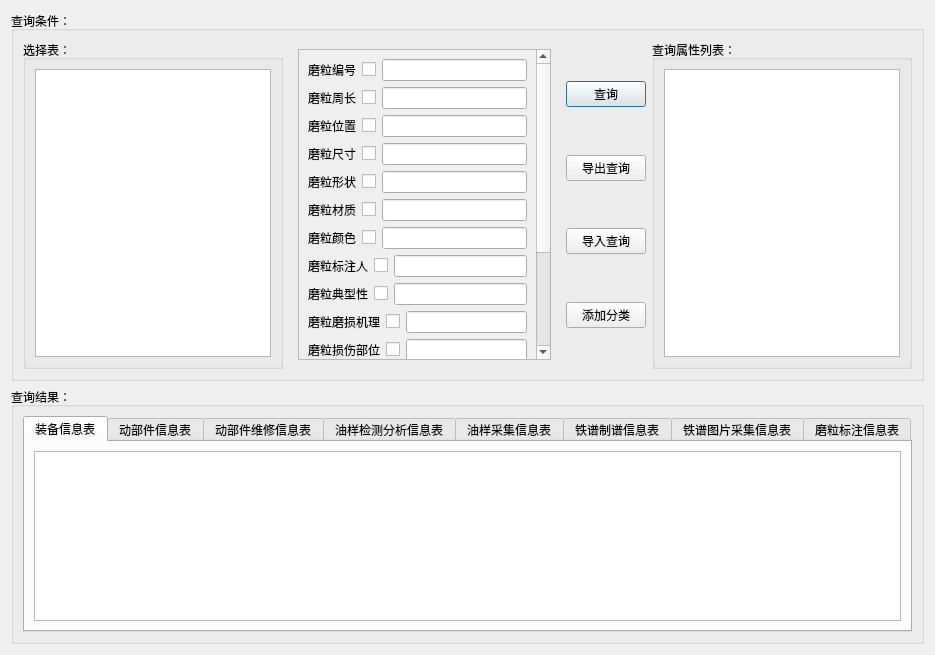
Qt form advancesearchdlg.ui (WooodHead/labelling3) before a commit.
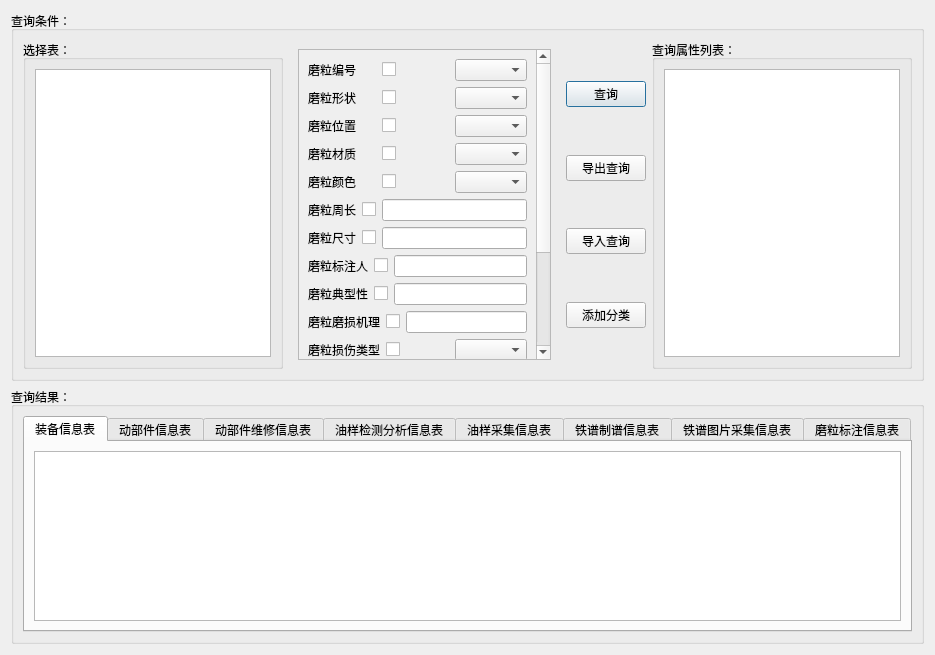
The same form after that commit. The open tabs and pages were chosen to show the change.

Patch:
```diff
--- a/advancesearchdlg.ui
+++ b/advancesearchdlg.ui
@@ -1912,8 +1912,8 @@
              <property name="geometry">
               <rect>
                <x>0</x>
-               <y>0</y>
-               <width>180</width>
+               <y>-144</y>
+               <width>259</width>
                <height>460</height>
               </rect>
              </property>
@@ -1935,70 +1935,7 @@
                  </widget>
                 </item>
                 <item>
-                 <widget class="QLineEdit" name="lineEdit_81"/>
-                </item>
-               </layout>
-              </item>
-              <item>
-               <layout class="QHBoxLayout" name="horizontalLayout_61">
-                <item>
-                 <widget class="QLabel" name="label_91">
-                  <property name="text">
-                   <string>磨粒周长</string>
-                  </property>
-                 </widget>
-                </item>
-                <item>
-                 <widget class="QCheckBox" name="checkBox_90">
-                  <property name="text">
-                   <string/>
-                  </property>
-                 </widget>
-                </item>
-                <item>
-                 <widget class="QLineEdit" name="lineEdit_90"/>
-                </item>
-               </layout>
-              </item>
-              <item>
-               <layout class="QHBoxLayout" name="horizontalLayout_59">
-                <item>
-                 <widget class="QLabel" name="label_89">
-                  <property name="text">
-                   <string>磨粒位置</string>
-                  </property>
-                 </widget>
-                </item>
-                <item>
-                 <widget class="QCheckBox" name="checkBox_88">
-                  <property name="text">
-                   <string/>
-                  </property>
-                 </widget>
-                </item>
-                <item>
-                 <widget class="QLineEdit" name="lineEdit_88"/>
-                </item>
-               </layout>
-              </item>
-              <item>
-               <layout class="QHBoxLayout" name="horizontalLayout_60">
-                <item>
-                 <widget class="QLabel" name="label_90">
-                  <property name="text">
-                   <string>磨粒尺寸</string>
-                  </property>
-                 </widget>
-                </item>
-                <item>
-                 <widget class="QCheckBox" name="checkBox_89">
-                  <property name="text">
-                   <string/>
-                  </property>
-                 </widget>
-                </item>
-                <item>
-                 <widget class="QLineEdit" name="lineEdit_89"/>
+                 <widget class="QComboBox" name="abm_abrasiveidCbBox"/>
                 </item>
                </layout>
               </item>
@@ -2019,7 +1956,28 @@
                  </widget>
                 </item>
                 <item>
-                 <widget class="QLineEdit" name="lineEdit_91"/>
+                 <widget class="QComboBox" name="abm_abrasiveshapeCbBox"/>
+                </item>
+               </layout>
+              </item>
+              <item>
+               <layout class="QHBoxLayout" name="horizontalLayout_59">
+                <item>
+                 <widget class="QLabel" name="label_89">
+                  <property name="text">
+                   <string>磨粒位置</string>
+                  </property>
+                 </widget>
+                </item>
+                <item>
+                 <widget class="QCheckBox" name="abm_abrasivepositionChkBox">
+                  <property name="text">
+                   <string/>
+                  </property>
+                 </widget>
+                </item>
+                <item>
+                 <widget class="QComboBox" name="abm_abrasivepositionCbBox"/>
                 </item>
                </layout>
               </item>
@@ -2040,7 +1998,7 @@
                  </widget>
                 </item>
                 <item>
-                 <widget class="QLineEdit" name="lineEdit_87"/>
+                 <widget class="QComboBox" name="abm_abrasivematerialCbBox"/>
                 </item>
                </layout>
               </item>
@@ -2061,7 +2019,49 @@
                  </widget>
                 </item>
                 <item>
-                 <widget class="QLineEdit" name="lineEdit_92"/>
+                 <widget class="QComboBox" name="abm_abrasivecolorCbBox"/>
+                </item>
+               </layout>
+              </item>
+              <item>
+               <layout class="QHBoxLayout" name="horizontalLayout_61">
+                <item>
+                 <widget class="QLabel" name="label_91">
+                  <property name="text">
+                   <string>磨粒周长</string>
+                  </property>
+                 </widget>
+                </item>
+                <item>
+                 <widget class="QCheckBox" name="abm_abrasivesperimeterChkBox">
+                  <property name="text">
+                   <string/>
+                  </property>
+                 </widget>
+                </item>
+                <item>
+                 <widget class="QLineEdit" name="abm_abrasivesperimeterLineEdit"/>
+                </item>
+               </layout>
+              </item>
+              <item>
+               <layout class="QHBoxLayout" name="horizontalLayout_60">
+                <item>
+                 <widget class="QLabel" name="label_90">
+                  <property name="text">
+                   <string>磨粒尺寸</string>
+                  </property>
+                 </widget>
+                </item>
+                <item>
+                 <widget class="QCheckBox" name="abm_abrasivesizeChkBox">
+                  <property name="text">
+                   <string/>
+                  </property>
+                 </widget>
+                </item>
+                <item>
+                 <widget class="QLineEdit" name="abm_abrasivesizeLineEdit"/>
                 </item>
                </layout>
               </item>
@@ -2133,7 +2133,7 @@
                 <item>
                  <widget class="QLabel" name="label_96">
                   <property name="text">
-                   <string>磨粒损伤部位</string>
+                   <string>磨粒损伤类型</string>
                   </property>
                  </widget>
                 </item>
@@ -2145,7 +2145,7 @@
                  </widget>
                 </item>
                 <item>
-                 <widget class="QLineEdit" name="lineEdit_95"/>
+                 <widget class="QComboBox" name="abm_abrasivedamagetypeCbBox"/>
                 </item>
                </layout>
               </item>
```
Left out of the diff: 46 changed lines with no effect on the pictures.
